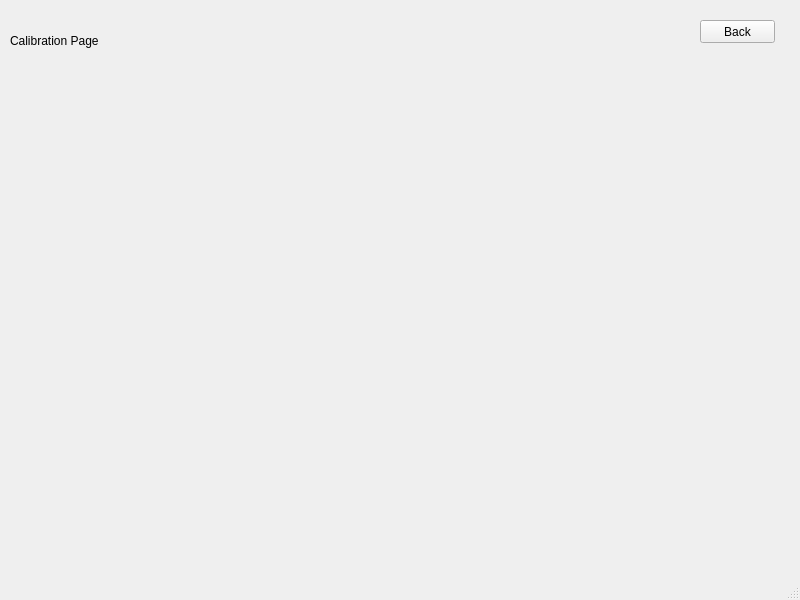
Above: calibrationPage.ui from Jeffrey-Ragland/pyqt5IOCL before the change. Below: the same form after it.
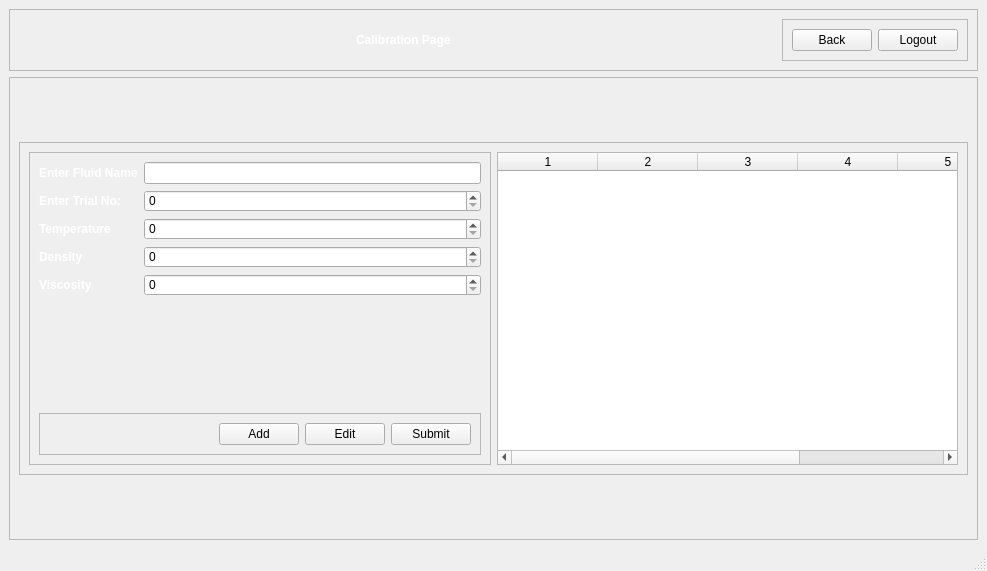
That is the form after the change.

Commit message: calibrations page worked

Diff of the .ui file:
```diff
--- a/calibrationPage.ui
+++ b/calibrationPage.ui
@@ -6,40 +6,309 @@
    <rect>
     <x>0</x>
     <y>0</y>
-    <width>800</width>
-    <height>600</height>
+    <width>987</width>
+    <height>571</height>
    </rect>
   </property>
   <property name="windowTitle">
    <string>MainWindow</string>
   </property>
   <widget class="QWidget" name="centralwidget">
-   <widget class="QLabel" name="label">
-    <property name="geometry">
-     <rect>
-      <x>10</x>
-      <y>20</y>
-      <width>91</width>
-      <height>41</height>
-     </rect>
-    </property>
-    <property name="text">
-     <string>Calibration Page</string>
-    </property>
-   </widget>
-   <widget class="QPushButton" name="calibrationBackButton">
-    <property name="geometry">
-     <rect>
-      <x>700</x>
-      <y>20</y>
-      <width>75</width>
-      <height>23</height>
-     </rect>
-    </property>
-    <property name="text">
-     <string>Back</string>
-    </property>
-   </widget>
+   <layout class="QVBoxLayout" name="verticalLayout_2">
+    <item>
+     <widget class="QFrame" name="frame">
+      <property name="frameShape">
+       <enum>QFrame::StyledPanel</enum>
+      </property>
+      <property name="frameShadow">
+       <enum>QFrame::Raised</enum>
+      </property>
+      <layout class="QHBoxLayout" name="horizontalLayout_2">
+       <item>
+        <widget class="QLabel" name="xymaLogoLabel">
+         <property name="text">
+          <string/>
+         </property>
+        </widget>
+       </item>
+       <item>
+        <spacer name="horizontalSpacer">
+         <property name="orientation">
+          <enum>Qt::Horizontal</enum>
+         </property>
+         <property name="sizeHint" stdset="0">
+          <size>
+           <width>326</width>
+           <height>20</height>
+          </size>
+         </property>
+        </spacer>
+       </item>
+       <item>
+        <widget class="QLabel" name="label">
+         <property name="styleSheet">
+          <string notr="true">QLabel {
+    color: white;
+	font-weight: bold;
+}</string>
+         </property>
+         <property name="text">
+          <string>Calibration Page</string>
+         </property>
+        </widget>
+       </item>
+       <item>
+        <spacer name="horizontalSpacer_2">
+         <property name="orientation">
+          <enum>Qt::Horizontal</enum>
+         </property>
+         <property name="sizeHint" stdset="0">
+          <size>
+           <width>326</width>
+           <height>20</height>
+          </size>
+         </property>
+        </spacer>
+       </item>
+       <item>
+        <widget class="QFrame" name="frame_2">
+         <property name="frameShape">
+          <enum>QFrame::StyledPanel</enum>
+         </property>
+         <property name="frameShadow">
+          <enum>QFrame::Raised</enum>
+         </property>
+         <layout class="QHBoxLayout" name="horizontalLayout">
+          <item>
+           <widget class="QPushButton" name="calibrationBackButton">
+            <property name="text">
+             <string>Back</string>
+            </property>
+           </widget>
+          </item>
+          <item>
+           <widget class="QPushButton" name="logoutButton">
+            <property name="cursor">
+             <cursorShape>PointingHandCursor</cursorShape>
+            </property>
+            <property name="text">
+             <string>Logout</string>
+            </property>
+           </widget>
+          </item>
+         </layout>
+        </widget>
+       </item>
+      </layout>
+     </widget>
+    </item>
+    <item>
+     <widget class="QFrame" name="frame_4">
+      <property name="frameShape">
+       <enum>QFrame::StyledPanel</enum>
+      </property>
+      <property name="frameShadow">
+       <enum>QFrame::Raised</enum>
+      </property>
+      <layout class="QVBoxLayout" name="verticalLayout" stretch="1,6,1">
+       <item>
+        <spacer name="verticalSpacer_2">
+         <property name="orientation">
+          <enum>Qt::Vertical</enum>
+         </property>
+         <property name="sizeHint" stdset="0">
+          <size>
+           <width>20</width>
+           <height>48</height>
+          </size>
+         </property>
+        </spacer>
+       </item>
+       <item>
+        <widget class="QFrame" name="frame_6">
+         <property name="frameShape">
+          <enum>QFrame::StyledPanel</enum>
+         </property>
+         <property name="frameShadow">
+          <enum>QFrame::Raised</enum>
+         </property>
+         <layout class="QHBoxLayout" name="horizontalLayout_3" stretch="1,1">
+          <item>
+           <widget class="QFrame" name="frame_3">
+            <property name="styleSheet">
+             <string notr="true">QLabel {
+ color: white;
+font-weight: bold;
+}</string>
+            </property>
+            <property name="frameShape">
+             <enum>QFrame::StyledPanel</enum>
+            </property>
+            <property name="frameShadow">
+             <enum>QFrame::Raised</enum>
+            </property>
+            <layout class="QGridLayout" name="gridLayout">
+             <item row="0" column="0">
+              <widget class="QLabel" name="label_2">
+               <property name="text">
+                <string>Enter Fluid Name</string>
+               </property>
+              </widget>
+             </item>
+             <item row="0" column="1">
+              <widget class="QLineEdit" name="fluidNameInput"/>
+             </item>
+             <item row="1" column="0">
+              <widget class="QLabel" name="label_3">
+               <property name="text">
+                <string>Enter Trial No:</string>
+               </property>
+              </widget>
+             </item>
+             <item row="1" column="1">
+              <widget class="QSpinBox" name="trialNoInput"/>
+             </item>
+             <item row="2" column="0">
+              <widget class="QLabel" name="label_4">
+               <property name="text">
+                <string>Temperature</string>
+               </property>
+              </widget>
+             </item>
+             <item row="2" column="1">
+              <widget class="QSpinBox" name="temperatureInput"/>
+             </item>
+             <item row="3" column="0">
+              <widget class="QLabel" name="label_6">
+               <property name="text">
+                <string>Density</string>
+               </property>
+              </widget>
+             </item>
+             <item row="3" column="1">
+              <widget class="QSpinBox" name="densityInput"/>
+             </item>
+             <item row="4" column="0">
+              <widget class="QLabel" name="label_5">
+               <property name="text">
+                <string>Viscosity</string>
+               </property>
+              </widget>
+             </item>
+             <item row="4" column="1">
+              <widget class="QSpinBox" name="viscosityInput"/>
+             </item>
+             <item row="5" column="0">
+              <spacer name="verticalSpacer_3">
+               <property name="orientation">
+                <enum>Qt::Vertical</enum>
+               </property>
+               <property name="sizeHint" stdset="0">
+                <size>
+                 <width>20</width>
+                 <height>94</height>
+                </size>
+               </property>
+              </spacer>
+             </item>
+             <item row="5" column="1">
+              <spacer name="verticalSpacer_4">
+               <property name="orientation">
+                <enum>Qt::Vertical</enum>
+               </property>
+               <property name="sizeHint" stdset="0">
+                <size>
+                 <width>20</width>
+                 <height>94</height>
+                </size>
+               </property>
+              </spacer>
+             </item>
+             <item row="6" column="0" colspan="2">
+              <widget class="QFrame" name="frame_5">
+               <property name="frameShape">
+                <enum>QFrame::StyledPanel</enum>
+               </property>
+               <property name="frameShadow">
+                <enum>QFrame::Raised</enum>
+               </property>
+               <layout class="QHBoxLayout" name="horizontalLayout_4">
+                <item>
+                 <spacer name="horizontalSpacer_3">
+                  <property name="orientation">
+                   <enum>Qt::Horizontal</enum>
+                  </property>
+                  <property name="sizeHint" stdset="0">
+                   <size>
+                    <width>176</width>
+                    <height>20</height>
+                   </size>
+                  </property>
+                 </spacer>
+                </item>
+                <item>
+                 <widget class="QPushButton" name="calibrationAddButton">
+                  <property name="text">
+                   <string>Add</string>
+                  </property>
+                 </widget>
+                </item>
+                <item>
+                 <widget class="QPushButton" name="calibrationEditButton">
+                  <property name="text">
+                   <string>Edit</string>
+                  </property>
+                 </widget>
+                </item>
+                <item>
+                 <widget class="QPushButton" name="calibrationSubmitButton">
+                  <property name="text">
+                   <string>Submit</string>
+                  </property>
+                 </widget>
+                </item>
+               </layout>
+              </widget>
+             </item>
+            </layout>
+           </widget>
+          </item>
+          <item>
+           <widget class="QTableWidget" name="calibrationTable">
+            <property name="rowCount">
+             <number>0</number>
+            </property>
+            <property name="columnCount">
+             <number>6</number>
+            </property>
+            <column/>
+            <column/>
+            <column/>
+            <column/>
+            <column/>
+            <column/>
+           </widget>
+          </item>
+         </layout>
+        </widget>
+       </item>
+       <item>
+        <spacer name="verticalSpacer">
+         <property name="orientation">
+          <enum>Qt::Vertical</enum>
+         </property>
+         <property name="sizeHint" stdset="0">
+          <size>
+           <width>20</width>
+           <height>48</height>
+          </size>
+         </property>
+        </spacer>
+       </item>
+      </layout>
+     </widget>
+    </item>
+   </layout>
   </widget>
   <widget class="QMenuBar" name="menubar">
    <property name="geometry">
```
Left out of the diff: 2 changed lines with no effect on the pictures. The commit also changes 3 other files.
